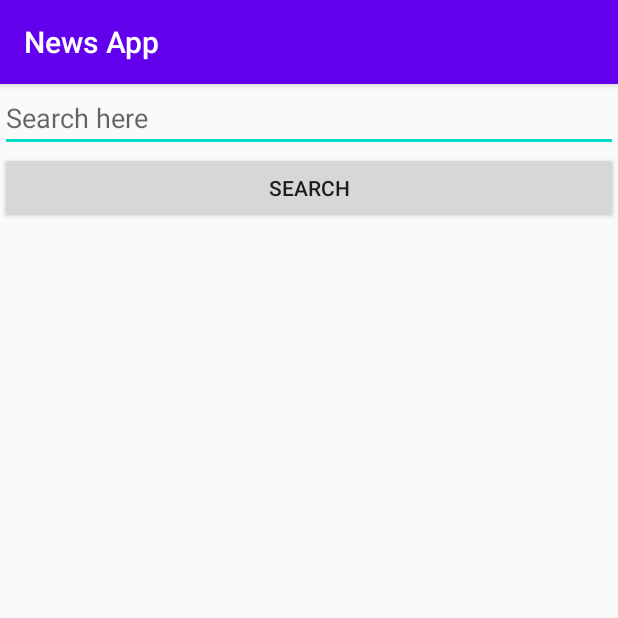
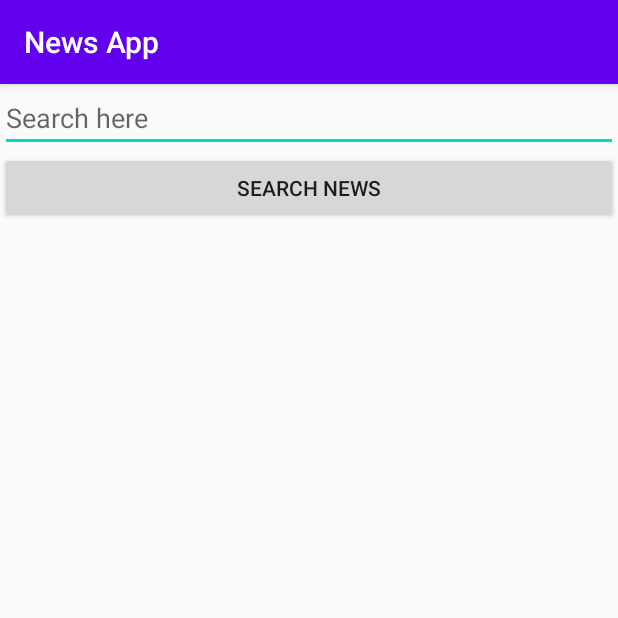
Before and after one commit to dhananjaym2/NewsApp, an Android app: the screen it shows after launch (NewsListActivity), on a phone screen of 412 x 824 dp, the top half of it. Run offline under Robolectric (Android 15) with nearby library versions, the phone set to English and light mode, and no system bars.

Commit message:
Update the text of search news button.

```diff
--- a/app/src/main/res/layout/activity_news_list.xml
+++ b/app/src/main/res/layout/activity_news_list.xml
@@ -21,7 +21,7 @@
       android:id="@+id/btnSearchNews"
       android:layout_width="match_parent"
       android:layout_height="wrap_content"
-      android:text="@string/search"
+      android:text="@string/searchNews"
       app:layout_constraintLeft_toLeftOf="parent"
       app:layout_constraintRight_toRightOf="parent"
       app:layout_constraintTop_toBottomOf="@+id/editTextSearchFromUser"
--- a/app/src/main/res/values/strings.xml
+++ b/app/src/main/res/values/strings.xml
@@ -1,7 +1,7 @@
 <resources>
   <string name="app_name">News App</string>
   <string name="searchHere">Search here</string>
-  <string name="search">Search</string>
+  <string name="searchNews">Search News</string>
   <string name="emptySearch">Please enter a keyword to search for news.</string>
   <string name="internetNotConnected">Please connect your mobile device to a working internet connection.</string>
   <string name="noMoreSearchResults">No more search results.</string>
```
